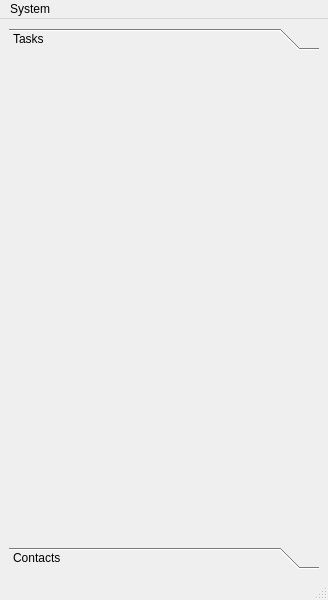
The window that gui/mainwindow.ui (zysoft/o-d-a) describes before a commit, drawn with Qt 5.
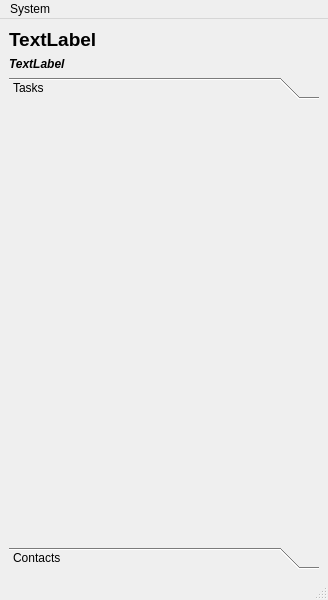
The same window after the commit. The open tabs and pages were chosen to show the change.

Commit message: Added UserMinimumInfo package retrival on client side

The edit to the form file:
```diff
--- a/gui/mainwindow.ui
+++ b/gui/mainwindow.ui
@@ -15,7 +15,7 @@
   </property>
   <widget class="QWidget" name="centralwidget">
    <layout class="QGridLayout" name="gridLayout">
-    <item row="0" column="0">
+    <item row="2" column="0">
      <widget class="QToolBox" name="toolBox">
       <property name="currentIndex">
        <number>1</number>
@@ -25,8 +25,8 @@
         <rect>
          <x>0</x>
          <y>0</y>
-         <width>310</width>
-         <height>485</height>
+         <width>94</width>
+         <height>24</height>
         </rect>
        </property>
        <attribute name="label">
@@ -53,6 +53,34 @@
       </widget>
      </widget>
     </item>
+    <item row="0" column="0">
+     <widget class="QLabel" name="userName">
+      <property name="font">
+       <font>
+        <pointsize>14</pointsize>
+        <weight>75</weight>
+        <bold>true</bold>
+       </font>
+      </property>
+      <property name="text">
+       <string>TextLabel</string>
+      </property>
+     </widget>
+    </item>
+    <item row="1" column="0">
+     <widget class="QLabel" name="companyName">
+      <property name="font">
+       <font>
+        <weight>75</weight>
+        <italic>true</italic>
+        <bold>true</bold>
+       </font>
+      </property>
+      <property name="text">
+       <string>TextLabel</string>
+      </property>
+     </widget>
+    </item>
    </layout>
   </widget>
   <widget class="QMenuBar" name="menubar">
```
Left out of the diff: 4 changed lines with no effect on the pictures. The commit also changes 2 other files.
